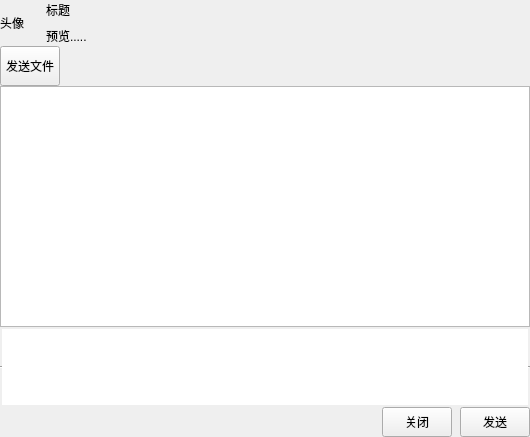
The window that chatform.ui (wangchz13/LanChat) describes before a commit, drawn with Qt 5.
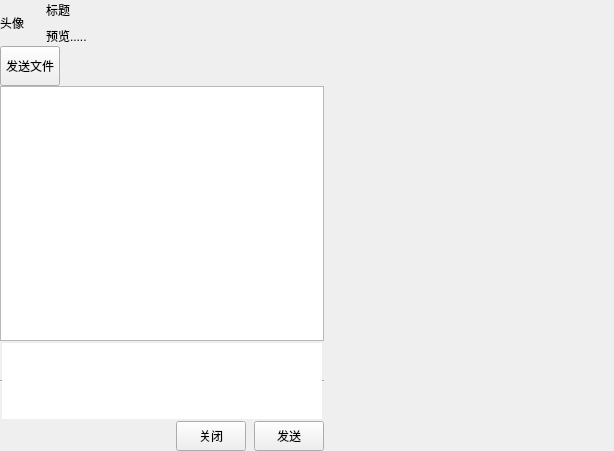
The same window after the commit. Icons and pictures are not drawn.

The edit to the form file:
```diff
--- a/chatform.ui
+++ b/chatform.ui
@@ -6,8 +6,8 @@
    <rect>
     <x>0</x>
     <y>0</y>
-    <width>530</width>
-    <height>437</height>
+    <width>614</width>
+    <height>451</height>
    </rect>
   </property>
   <property name="windowTitle">
@@ -16,7 +16,7 @@
   <property name="styleSheet">
    <string notr="true"/>
   </property>
-  <layout class="QVBoxLayout" name="verticalLayout_2">
+  <layout class="QVBoxLayout" name="verticalLayout_3">
    <property name="spacing">
     <number>0</number>
    </property>
@@ -158,6 +158,16 @@
     </layout>
    </item>
    <item>
+    <layout class="QHBoxLayout" name="horizontalLayout_6">
+     <property name="spacing">
+      <number>0</number>
+     </property>
+     <item>
+      <layout class="QVBoxLayout" name="verticalLayout_2">
+       <property name="spacing">
+        <number>0</number>
+       </property>
+       <item>
     <widget class="QTextBrowser" name="msgBrowser">
      <property name="styleSheet">
       <string notr="true">border-image: url(:/source/main.png);</string>
@@ -268,6 +278,72 @@
        <property name="text">
         <string>发送</string>
        </property>
+          </widget>
+         </item>
+        </layout>
+       </item>
+      </layout>
+     </item>
+     <item>
+      <widget class="QStackedWidget" name="sideStackedWidget">
+       <property name="enabled">
+        <bool>true</bool>
+       </property>
+       <property name="minimumSize">
+        <size>
+         <width>290</width>
+         <height>0</height>
+        </size>
+       </property>
+       <property name="maximumSize">
+        <size>
+         <width>290</width>
+         <height>16777215</height>
+        </size>
+       </property>
+       <widget class="QWidget" name="filePage">
+        <layout class="QGridLayout" name="gridLayout">
+         <property name="leftMargin">
+          <number>0</number>
+         </property>
+         <property name="topMargin">
+          <number>0</number>
+         </property>
+         <property name="rightMargin">
+          <number>0</number>
+         </property>
+         <property name="bottomMargin">
+          <number>0</number>
+         </property>
+         <property name="spacing">
+          <number>0</number>
+         </property>
+         <item row="0" column="0">
+          <widget class="QScrollArea" name="scrollArea">
+           <property name="frameShape">
+            <enum>QFrame::NoFrame</enum>
+           </property>
+           <property name="widgetResizable">
+            <bool>true</bool>
+           </property>
+           <property name="alignment">
+            <set>Qt::AlignLeading|Qt::AlignLeft|Qt::AlignTop</set>
+           </property>
+           <widget class="QWidget" name="scrollAreaWidgetContents">
+            <property name="geometry">
+             <rect>
+              <x>0</x>
+              <y>0</y>
+              <width>290</width>
+              <height>353</height>
+             </rect>
+            </property>
+           </widget>
+          </widget>
+         </item>
+        </layout>
+       </widget>
+       <widget class="QWidget" name="page_2"/>
       </widget>
      </item>
     </layout>
```
Left out of the diff: 4 changed lines with no effect on the pictures. Lines whose indentation alone changed are shown as unchanged.
